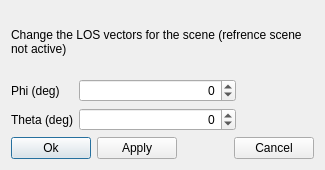
Old version of the form src/talpa/res/dialog_los.ui in the repository pyrocko/kite.
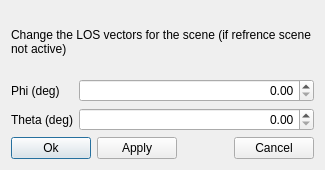
New version of the form.

Commit message: UI window naming and docu for LOS dialog, floating LOS dialog input

```diff
--- a/src/talpa/res/dialog_los.ui
+++ b/src/talpa/res/dialog_los.ui
@@ -38,7 +38,7 @@
    <item>
     <widget class="QLabel" name="label_5">
      <property name="text">
-      <string>Change the LOS vectors for the scene (refrence scene not active)</string>
+      <string>Change the LOS vectors for the scene (if refrence scene not active)</string>
      </property>
      <property name="wordWrap">
       <bool>true</bool>
@@ -46,7 +46,7 @@
     </widget>
    </item>
    <item>
-    <layout class="QGridLayout" name="gridLayout" columnstretch="0,2,1" columnminimumwidth="0,0,0">
+    <layout class="QGridLayout" name="gridLayout" columnstretch="0,2" columnminimumwidth="0,0">
      <item row="0" column="0">
       <widget class="QLabel" name="east_label">
        <property name="sizePolicy">
@@ -79,47 +79,17 @@
        </property>
       </widget>
      </item>
-     <item row="1" column="1">
-      <widget class="QSpinBox" name="spinlos_phi">
-       <property name="alignment">
-        <set>Qt::AlignRight|Qt::AlignTrailing|Qt::AlignVCenter</set>
-       </property>
-       <property name="suffix">
-        <string></string>
-       </property>
-       <property name="minimum">
-        <number>-180</number>
-       </property>
-       <property name="maximum">
-        <number>180</number>
-       </property>
-       <property name="singleStep">
-        <number>1</number>
-       </property>
-       <property name="value">
-        <number>0</number>
-       </property>
-      </widget>
-     </item>
      <item row="0" column="1">
-      <widget class="QSpinBox" name="spinlos_theta">
+      <widget class="QDoubleSpinBox" name="spinlos_theta">
        <property name="alignment">
         <set>Qt::AlignRight|Qt::AlignTrailing|Qt::AlignVCenter</set>
        </property>
-       <property name="suffix">
-        <string></string>
-       </property>
-       <property name="minimum">
-        <number>-180</number>
-       </property>
-       <property name="maximum">
-        <number>180</number>
-       </property>
-       <property name="singleStep">
-        <number>1</number>
-       </property>
-       <property name="value">
-        <number>0</number>
+      </widget>
+     </item>
+     <item row="1" column="1">
+      <widget class="QDoubleSpinBox" name="spinlos_phi">
+       <property name="alignment">
+        <set>Qt::AlignRight|Qt::AlignTrailing|Qt::AlignVCenter</set>
        </property>
       </widget>
      </item>
```
Left out of the diff: 31 changed lines with no effect on the pictures. The commit also changes 2 other files.
